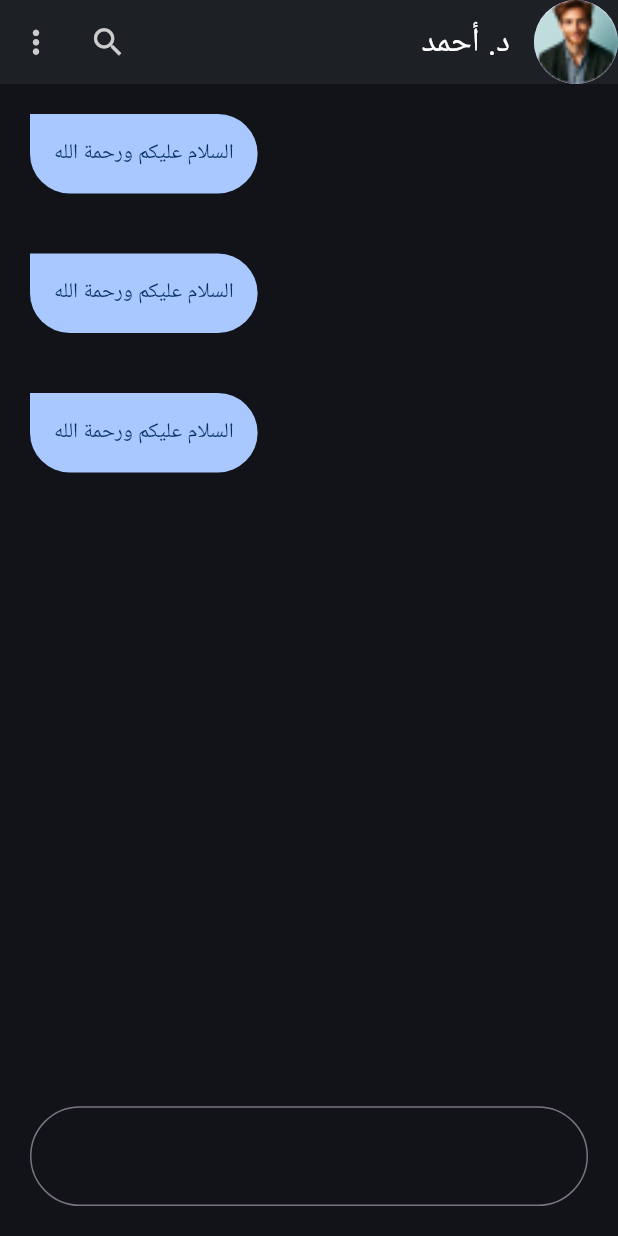
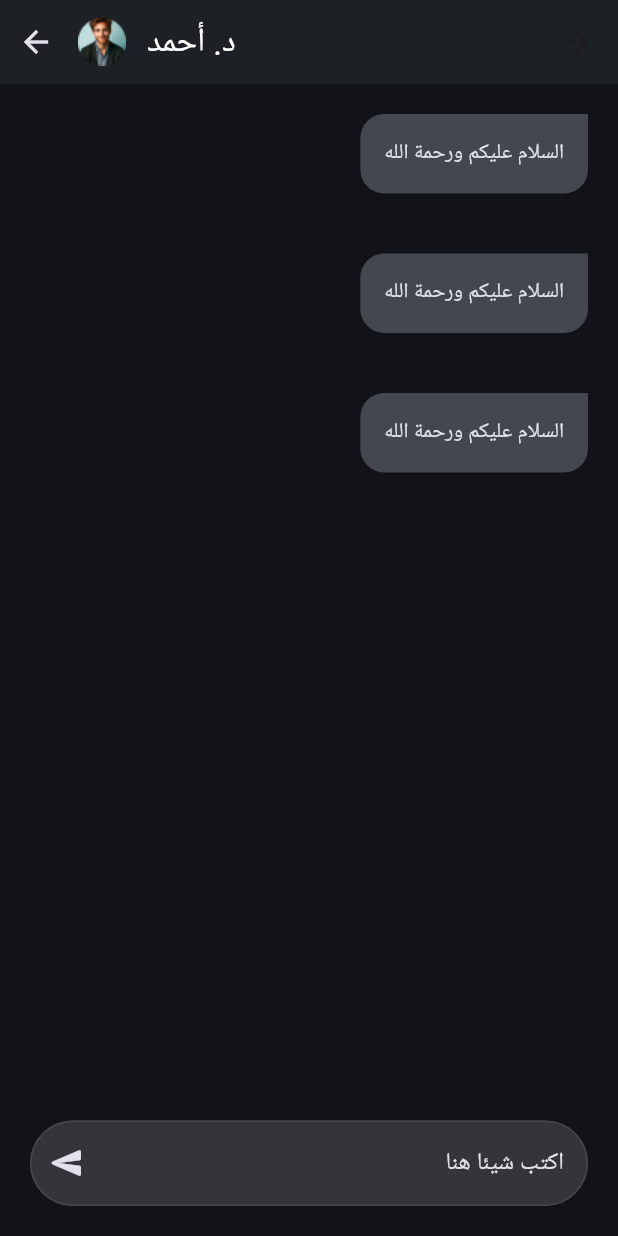
Before and after one commit to AhmedGSonbol/Autism_App, a Flutter app: the Chat_Details_Screen screen opened directly, on a phone screen of 412 x 824 dp. Run offline on Flutter 3.47's test engine with Material 3 defaults, Android fonts, the light colour scheme and no system bars; our stand-ins replace bloc, flutter_bloc, readmore, shared_preferences, smooth_page_indicator; accounts and stored records are empty.

Commit message:
edit chat screen , edit register screen 20% , add color consts to some screens

```diff
--- a/lib/Modules/chat_Details/chat_Details_Screen.dart
+++ b/lib/Modules/chat_Details/chat_Details_Screen.dart
@@ -1,4 +1,5 @@
 import 'package:autism/Shared/Constants/Constants.dart';
+import 'package:autism/Shared/styles/colors.dart';
 import 'package:flutter/material.dart';
 
 class Chat_Details_Screen extends StatelessWidget {
@@ -12,51 +13,84 @@ class Chat_Details_Screen extends StatelessWidget {
         backgroundColor: backgroundColor,
         appBar: AppBar(
           backgroundColor: Color(0xff1D2024),
-          leading: CircleAvatar(
-            backgroundImage: AssetImage('assets/images/Rectangle (1).png'),
+
+
+          title: Row(
+            children:
+            [
+              Spacer(),
+
+              Text(
+                'د. أحمد',
+                style: TextStyle(color: Colors.white),
+              ),
+              SizedBox(width: 10.0,),
+              CircleAvatar(
+                backgroundColor: Color(0xff1D2024),
+
+                child: Image(image: AssetImage('assets/images/Rectangle (1).png'),),
+
+              ),
+
+              IconButton(
+                onPressed: () {
+                  Navigator.pop(context);
+                },
+                icon: const Icon(Icons.arrow_forward),
+                color: const Color(0xffE1E2E9),
+              ),
+            ],
           ),
-          title: Text(
-            'د. أحمد',
-            style: TextStyle(color: Colors.white),
-          ),
-          actions: [
-            IconButton(
-              onPressed: () {},
-              icon: Icon(
-                Icons.search,
-                color: Color(0xffCCCCCC),
-                size: 25,
-              ),
-            ),
-            IconButton(
-              onPressed: () {},
-              icon: Icon(
-                Icons.more_vert,
-                color: Color(0xffCCCCCC),
-                size: 25,
-              ),
-            ),
-          ],
+          titleSpacing: 0.0,
+          // actions: [
+          //   IconButton(
+          //     onPressed: () {},
+          //     icon: Icon(
+          //       Icons.search,
+          //       color: Color(0xffCCCCCC),
+          //       size: 25,
+          //     ),
+          //   ),
+          //   IconButton(
+          //     onPressed: () {},
+          //     icon: Icon(
+          //       Icons.more_vert,
+          //       color: Color(0xffCCCCCC),
+          //       size: 25,
+          //     ),
+          //   ),
+          // ],
         ),
         body: Column(
-          children: [
+          children:
+          [
             Expanded(
               child: ListView.builder(
-                itemBuilder: (context, index) => senderItemBuilder(),
+                itemBuilder: (context, index) => receiverItemBuilder(),
                 itemCount: 3,
               ),
             ),
             Padding(
               padding: const EdgeInsets.all(20.0),
-              child: TextFormField(
+              child: TextField(
+                maxLines: 1,
+
+
                 style: TextStyle(color: Colors.white),
                 decoration: InputDecoration(
+
                   hintTextDirection: TextDirection.rtl,
+                  hintText: 'اكتب شيئا هنا',
+                  hintStyle: TextStyle(color: Color(0xffE1E2E9)),
                   border: OutlineInputBorder(
                     borderRadius: BorderRadius.circular(50),
                   ),
-                  suffix: Image.asset('assets/images/send.png',
-                      color: Color(0xffA8C8FF)),
+                  suffixIcon:IconButton(onPressed: (){},icon: Icon(Icons.send_rounded,color: Color(0xffE1E2E9),),),
+                  fillColor:  Color(0xff33353A),
+                  filled: true,
+                  focusColor: Colors.green,
+                  focusedBorder: OutlineInputBorder(borderRadius: BorderRadius.circular(50),borderSide: BorderSide(color: Color(0xff1D2024) ,)),
+                  hoverColor: Colors.blue
                 ),
               ),
             ),
@@ -75,14 +109,14 @@ class Chat_Details_Screen extends StatelessWidget {
         // height: 85,
         // width: 150,
         padding:
-        EdgeInsetsDirectional.only(start: 16, bottom: 16, end: 16, top: 16),
-        margin: EdgeInsets.symmetric(horizontal: 20, vertical: 20),
+        EdgeInsets.all(16.0),
+        margin: EdgeInsets.all(20.0),
         decoration: BoxDecoration(
           color: Color(0xffA8C8FF),
           borderRadius: BorderRadiusDirectional.only(
-            topStart: Radius.circular(40),
-            bottomEnd: Radius.circular(40),
-            bottomStart: Radius.circular(40),
+            topStart: Radius.circular(16),
+            bottomEnd: Radius.circular(16),
+            bottomStart: Radius.circular(16),
           ),
         ),
         child: Text(
@@ -94,4 +128,30 @@ class Chat_Details_Screen extends StatelessWidget {
       ),
     );
   }
+
+  Widget receiverItemBuilder()
+  {
+    return Align(
+      alignment: Alignment.centerRight,
+      child: Container(
+        padding:
+        EdgeInsets.all(16.0),
+        margin: EdgeInsets.all(20.0),
+        decoration: BoxDecoration(
+          color: Color(0xff43474E),
+          borderRadius: BorderRadiusDirectional.only(
+            topEnd: Radius.circular(16),
+            bottomEnd: Radius.circular(16),
+            bottomStart: Radius.circular(16),
+          ),
+        ),
+        child: Text(
+          'السلام عليكم ورحمة الله',
+          style: TextStyle(
+            color: Color(0xffE1E2E9),
+          ),
+        ),
+      ),
+    );
+  }
 }
--- a/lib/Modules/home/home_Screen.dart
+++ b/lib/Modules/home/home_Screen.dart
@@ -5,6 +5,7 @@ import 'package:autism/Modules/setting/settings_Screen.dart';
 import 'package:autism/Modules/test/test_Screen.dart';
 import 'package:autism/Modules/posts/posts_Screen.dart';
 import 'package:autism/Shared/Constants/Constants.dart';
+import 'package:autism/Shared/styles/colors.dart';
 
 
 
--- a/lib/Modules/login/login_Screen.dart
+++ b/lib/Modules/login/login_Screen.dart
@@ -1,8 +1,9 @@
 
 import 'package:autism/Modules/home/home_Screen.dart';
+import 'package:autism/Modules/register/register_Screen.dart';
 import 'package:autism/Shared/Constants/Constants.dart';
 import 'package:autism/Shared/components/components.dart';
-import 'package:autism/modules/register/user_account1.dart';
+import 'package:autism/Shared/styles/colors.dart';
 import 'package:flutter/material.dart';
 
 class Login_Screen extends StatelessWidget
@@ -137,7 +138,7 @@ class Login_Screen extends StatelessWidget
                     TextButton(
                       onPressed: ()
                       {
-                        navTo(context, UserAccount());
+                        navTo(context, Register_Screen());
 
                       },
                       child: const Text(
--- a/lib/Modules/register/doctor_account3.dart
+++ b/lib/Modules/register/doctor_account3.dart
@@ -1,5 +1,6 @@
 import 'package:autism/Shared/Constants/Constants.dart';
 import 'package:autism/Shared/components/components.dart';
+import 'package:autism/Shared/styles/colors.dart';
 import 'package:flutter/material.dart';
 
 class DoctorAccount3 extends StatelessWidget
--- a/lib/Modules/register/user_account2.dart
+++ b/lib/Modules/register/user_account2.dart
@@ -1,5 +1,6 @@
 import 'package:autism/Shared/Constants/Constants.dart';
 import 'package:autism/Shared/components/components.dart';
+import 'package:autism/Shared/styles/colors.dart';
 import 'package:autism/modules/register/user_account3.dart';
 import 'package:flutter/material.dart';
 
--- a/lib/Modules/register/user_account3.dart
+++ b/lib/Modules/register/user_account3.dart
@@ -1,5 +1,6 @@
 import 'package:autism/Shared/Constants/Constants.dart';
 import 'package:autism/Shared/components/components.dart';
+import 'package:autism/Shared/styles/colors.dart';
 import 'package:flutter/material.dart';
 
 class UserAccount3 extends StatelessWidget {
--- a/lib/Shared/Constants/Constants.dart
+++ b/lib/Shared/Constants/Constants.dart
@@ -1,11 +1,5 @@
 import 'dart:ui';
 import 'package:flutter/material.dart';
-
-Color backgroundColor = const Color(0xff111318);
-//111318
-
-
-// 282a2f
 
 TextStyle textOnBoarding = const TextStyle(
   color: Color(0xffA8C8FF),
--- a/lib/Shared/styles/colors.dart
+++ b/lib/Shared/styles/colors.dart
@@ -4,3 +4,7 @@ import 'dart:ui';
 const Color onBoardingBackgroundColor = Color(0xff111318);
 
 const Color mainColor = Color(0xffA8C8FF);
+
+const Color backgroundColor = Color(0xff111318);
+
+const Color fontColor = Color(0xffE1E2E9);
--- a/lib/main.dart
+++ b/lib/main.dart
@@ -1,6 +1,7 @@
 
 import 'package:autism/Modules/onboarding/onboarding_Screen.dart';
 import 'package:autism/Modules/home/home_Screen.dart';
+import 'package:autism/Modules/register/register_Screen.dart';
 import 'package:autism/Shared/cubit/cubit.dart';
 import 'package:autism/modules/login/login_Screen.dart';
 import 'package:bloc/bloc.dart';
@@ -36,7 +37,7 @@ void main() async
     screen = Login_Screen();
   }
 
-  screen = Home_Screen();
+  screen = Register_Screen();
 
 
   return runApp(
```
Also changed, not shown: lib/Modules/register/register_Screen.dart (added, +163 -0 lines), lib/Modules/register/user_account1.dart (+40 -60 lines), lib/Modules/setting/settings_Screen.dart (+11 -10 lines), lib/Shared/Constants/testing/test.dart (deleted, +0 -55 lines), lib/Shared/cubit/cubit.dart (+17 -34 lines), 1 other file.
